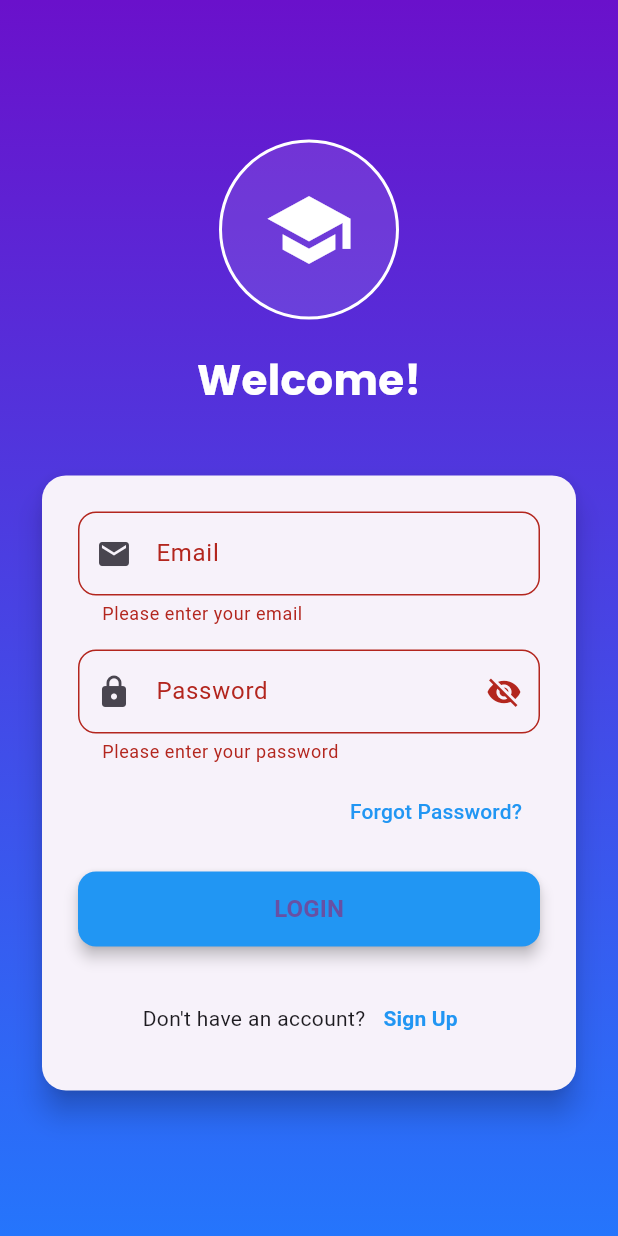
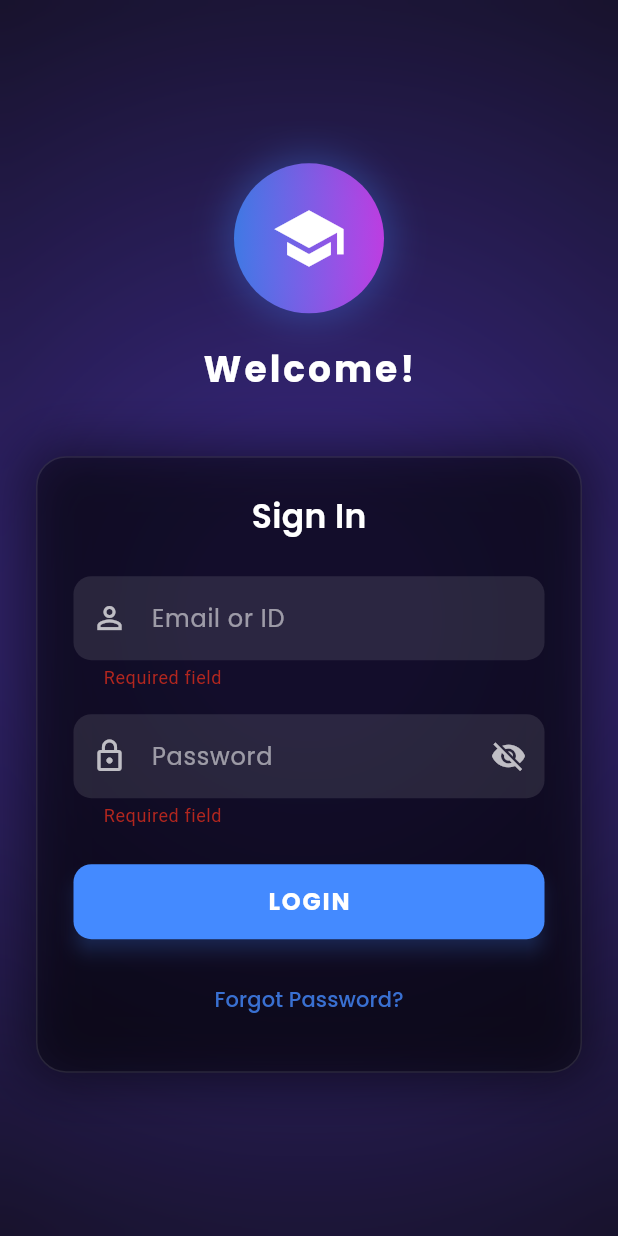
Before and after one commit to a-basitmalik/LMSFinal, a Flutter app: the screen it shows after launch, after a tap on "LOGIN", on a phone screen of 412 x 824 dp. Run offline on Flutter 3.47's test engine with Material 3 defaults, Android fonts, the phone set to English and light mode, and no system bars; our stand-ins replace cached_network_image, dio, file_picker, flutter_speed_dial, flutter_staggered_animations, fluttertoast and 7 more; missing offline and left inert: flutter_downloader, flutter_pdfview, universal_html.

Commit message:
Feat: Login Page Change

```diff
--- a/lib/login_screen.dart
+++ b/lib/login_screen.dart
@@ -1,9 +1,9 @@
+import 'dart:ui';
 import 'package:flutter/material.dart';
 import 'package:google_fonts/google_fonts.dart';
 import 'package:http/http.dart' as http;
 import 'dart:convert';
-
-import 'package:newapp/admin//admin_main.dart';
+import 'package:newapp/admin/admin_main.dart';
 import 'package:newapp/Student/student_main.dart';
 import 'package:newapp/Teacher/teacher_main.dart';
 
@@ -14,18 +14,37 @@ class LoginScreen extends StatefulWidget {
   _LoginScreenState createState() => _LoginScreenState();
 }
 
-class _LoginScreenState extends State<LoginScreen> {
+class _LoginScreenState extends State<LoginScreen> with SingleTickerProviderStateMixin {
   final _formKey = GlobalKey<FormState>();
   final TextEditingController _emailController = TextEditingController();
   final TextEditingController _passwordController = TextEditingController();
   bool _isLoading = false;
+  bool _obscurePassword = true;
+  late AnimationController _controller;
+  late Animation<double> _animation;
+
+  @override
+  void initState() {
+    super.initState();
+    _controller = AnimationController(
+      duration: const Duration(seconds: 30),
+      vsync: this,
+    )..repeat();
+    _animation = Tween<double>(begin: 0, end: 1).animate(_controller);
+  }
+
+  @override
+  void dispose() {
+    _controller.dispose();
+    _emailController.dispose();
+    _passwordController.dispose();
+    super.dispose();
+  }
 
   Future<void> _login() async {
     if (!_formKey.currentState!.validate()) return;
 
-    setState(() {
-      _isLoading = true;
-    });
+    setState(() => _isLoading = true);
 
     try {
       final response = await http.post(
@@ -40,81 +59,100 @@ class _LoginScreenState extends State<LoginScreen> {
       final data = jsonDecode(response.body);
 
       if (response.statusCode == 200 && data['status'] == 'success') {
-        final role = data['role'].toString().toLowerCase();
-        final userId = data['id'].toString();
-
-        _redirectBasedOnRole(role, userId);
+        _redirectBasedOnRole(data['role'].toString().toLowerCase(), data['id'].toString());
       } else {
-        ScaffoldMessenger.of(context).showSnackBar(
-          SnackBar(content: Text(data['message'] ?? 'Invalid credentials')),
-        );
+        _showErrorSnackbar(data['message'] ?? 'Invalid credentials');
       }
     } catch (e) {
-      ScaffoldMessenger.of(context).showSnackBar(
-        SnackBar(content: Text('Login failed: ${e.toString()}')),
-      );
+      _showErrorSnackbar('Login failed: ${e.toString()}');
     } finally {
-      setState(() {
-        _isLoading = false;
-      });
+      if (mounted) {
+        setState(() => _isLoading = false);
+      }
     }
   }
 
+  void _showErrorSnackbar(String message) {
+    ScaffoldMessenger.of(context).showSnackBar(
+      SnackBar(
+        content: Text(message),
+        behavior: SnackBarBehavior.floating,
+        shape: RoundedRectangleBorder(borderRadius: BorderRadius.circular(12)),
+        backgroundColor: Colors.redAccent.withOpacity(0.9),
+      ),
+    );
+  }
+
   void _redirectBasedOnRole(String role, String userId) {
-    switch (role) {
-      case 'admin':
-      case 'campus_admin':
+    final routes = {
+      'admin': AdminMain(userId: userId),
+      'campus_admin': AdminMain(userId: userId),
+      'teacher': TeacherMain(userId: userId),
+      'student': StudentMain(userId: userId),
+    };
+
     Navigator.pushReplacement(
       context,
-          MaterialPageRoute(builder: (_) => AdminMain(userId: userId)),
-        );
-        break;
-      case 'teacher':
-        Navigator.pushReplacement(
-          context,
-          MaterialPageRoute(builder: (_) => TeacherMain(userId: userId)),
-        );
-        break;
-      case 'student':
-        Navigator.pushReplacement(
-          context,
-          MaterialPageRoute(builder: (_) => StudentMain(userId: userId)),
-        );
-        break;
-      default:
-        ScaffoldMessenger.of(context).showSnackBar(
-          SnackBar(content: Text('Unknown user role: $role')),
+      PageRouteBuilder(
+        pageBuilder: (_, __, ___) => routes[role] ?? _buildUnknownRoleScreen(role),
+        transitionsBuilder: (_, a, __, c) => FadeTransition(opacity: a, child: c),
+      ),
     );
   }
-  }
+
+  Widget _buildUnknownRoleScreen(String role) => Scaffold(
+    body: Center(child: Text('Unknown role: $role')),
+  );
 
   @override
   Widget build(BuildContext context) {
+    final size = MediaQuery.of(context).size;
+
     return Scaffold(
-      body: Container(
+      body: Stack(
+        children: [
+          // Animated gradient background
+          AnimatedBuilder(
+            animation: _animation,
+            builder: (_, __) => Container(
               decoration: BoxDecoration(
-          gradient: LinearGradient(
-            begin: Alignment.topCenter,
-            end: Alignment.bottomCenter,
+                gradient: RadialGradient(
+                  center: Alignment.center,
+                  radius: 1.5,
                   colors: [
-              Color(0xFF6A11CB),
-              Color(0xFF2575FC),
+                    Colors.deepPurple.shade900.withOpacity(0.9),
+                    Colors.black.withOpacity(0.95),
                   ],
+                  stops: [0.1, 1.0],
+                  transform: GradientRotation(_animation.value * 6.28),
                 ),
               ),
-        child: Center(
+            ),
+          ),
+
+          // Frosted glass layer
+          BackdropFilter(
+            filter: ImageFilter.blur(sigmaX: 10, sigmaY: 10),
+            child: Container(
+              color: Colors.black.withOpacity(0.2),
+            ),
+          ),
+
+          // Content
+          Center(
             child: SingleChildScrollView(
               padding: EdgeInsets.all(24),
               child: Column(
                 mainAxisAlignment: MainAxisAlignment.center,
                 children: [
                   _buildLogo(),
-                SizedBox(height: 40),
-                _buildLoginForm(),
+                  SizedBox(height: size.height * 0.05),
+                  _buildGlassForm(size),
                 ],
               ),
             ),
           ),
+        ],
       ),
     );
   }
@@ -123,143 +161,182 @@ class _LoginScreenState extends State<LoginScreen> {
     return Column(
       children: [
         Container(
-          width: 120,
-          height: 120,
+          width: 100,
+          height: 100,
           decoration: BoxDecoration(
-            color: Colors.white.withOpacity(0.1),
             shape: BoxShape.circle,
-            border: Border.all(color: Colors.white, width: 2),
+            gradient: LinearGradient(
+              colors: [
+                Colors.blueAccent.withOpacity(0.8),
+                Colors.purpleAccent.withOpacity(0.8),
+              ],
             ),
-          child: Icon(Icons.school, size: 60, color: Colors.white),
+            boxShadow: [
+              BoxShadow(
+                color: Colors.blueAccent.withOpacity(0.3),
+                blurRadius: 20,
+                spreadRadius: 5,
+              ),
+            ],
+          ),
+          child: Icon(Icons.school, size: 50, color: Colors.white),
         ),
         SizedBox(height: 20),
         Text(
           'Welcome!',
           style: GoogleFonts.poppins(
             color: Colors.white,
-            fontSize: 28,
+            fontSize: 24,
             fontWeight: FontWeight.bold,
+            letterSpacing: 2,
           ),
         ),
       ],
     );
   }
 
-  Widget _buildLoginForm() {
-    return Card(
-      elevation: 8,
-      shape: RoundedRectangleBorder(
-        borderRadius: BorderRadius.circular(16),
+  Widget _buildGlassForm(Size size) {
+    return Container(
+      width: size.width * 0.9,
+      padding: EdgeInsets.all(24),
+      decoration: BoxDecoration(
+        borderRadius: BorderRadius.circular(20),
+        color: Colors.black.withOpacity(0.3),
+        border: Border.all(color: Colors.white.withOpacity(0.1)),
+        boxShadow: [
+          BoxShadow(
+            color: Colors.black.withOpacity(0.5),
+            blurRadius: 30,
+            spreadRadius: 5,
           ),
-      child: Padding(
-        padding: EdgeInsets.all(24),
+        ],
+      ),
       child: Form(
         key: _formKey,
         child: Column(
           children: [
-              TextFormField(
-                controller: _emailController,
-                decoration: InputDecoration(
-                  labelText: 'Email',
-                  prefixIcon: Icon(Icons.email),
-                  border: OutlineInputBorder(
-                    borderRadius: BorderRadius.circular(12),
+            Text(
+              'Sign In',
+              style: GoogleFonts.poppins(
+                color: Colors.white,
+                fontSize: 22,
+                fontWeight: FontWeight.w600,
               ),
             ),
-                keyboardType: TextInputType.emailAddress,
-                validator: (value) {
-                  if (value == null || value.isEmpty) {
-                    return 'Please enter your email';
-                  }
-                  return null;
-                },
+            SizedBox(height: 24),
+            _buildInputField(
+              controller: _emailController,
+              hint: 'Email or ID',
+              icon: Icons.person_outline,
+              validator: (v) => v!.isEmpty ? 'Required field' : null,
             ),
             SizedBox(height: 16),
-              TextFormField(
-                controller: _passwordController,
-                decoration: InputDecoration(
-                  labelText: 'Password',
-                  prefixIcon: Icon(Icons.lock),
-                  suffixIcon: Icon(Icons.visibility_off),
-                  border: OutlineInputBorder(
-                    borderRadius: BorderRadius.circular(12),
-                  ),
-                ),
-                obscureText: true,
-                validator: (value) {
-                  if (value == null || value.isEmpty) {
-                    return 'Please enter your password';
-                  }
-                  return null;
-                },
-              ),
-              SizedBox(height: 8),
-              Align(
-                alignment: Alignment.centerRight,
-                child: TextButton(
-                  onPressed: () {
-                    // Forgot password action
-                  },
+            _buildPasswordField(),
+            SizedBox(height: 24),
+            _buildLoginButton(),
+            SizedBox(height: 16),
+            TextButton(
+              onPressed: () {},
               child: Text(
                 'Forgot Password?',
-                    style: TextStyle(color: Colors.blue),
+                style: GoogleFonts.poppins(
+                  color: Colors.blueAccent.withOpacity(0.8),
+                  fontSize: 14,
                 ),
               ),
             ),
-              SizedBox(height: 16),
-              SizedBox(
+          ],
+        ),
+      ),
+    );
+  }
+
+  Widget _buildInputField({
+    required TextEditingController controller,
+    required String hint,
+    required IconData icon,
+    required String? Function(String?) validator,
+  }) {
+    return TextFormField(
+      controller: controller,
+      style: GoogleFonts.poppins(color: Colors.white),
+      decoration: InputDecoration(
+        hintText: hint,
+        hintStyle: GoogleFonts.poppins(color: Colors.white54),
+        prefixIcon: Icon(icon, color: Colors.white70),
+        filled: true,
+        fillColor: Colors.white.withOpacity(0.1),
+        border: OutlineInputBorder(
+          borderRadius: BorderRadius.circular(12),
+          borderSide: BorderSide.none,
+        ),
+        contentPadding: EdgeInsets.symmetric(vertical: 16, horizontal: 16),
+      ),
+      validator: validator,
+    );
+  }
+
+  Widget _buildPasswordField() {
+    return TextFormField(
+      controller: _passwordController,
+      obscureText: _obscurePassword,
+      style: GoogleFonts.poppins(color: Colors.white),
+      decoration: InputDecoration(
+        hintText: 'Password',
+        hintStyle: GoogleFonts.poppins(color: Colors.white54),
+        prefixIcon: Icon(Icons.lock_outline, color: Colors.white70),
+        suffixIcon: IconButton(
+          icon: Icon(
+            _obscurePassword ? Icons.visibility_off : Icons.visibility,
+            color: Colors.white70,
+          ),
+          onPressed: () => setState(() => _obscurePassword = !_obscurePassword),
+        ),
+        filled: true,
+        fillColor: Colors.white.withOpacity(0.1),
+        border: OutlineInputBorder(
+          borderRadius: BorderRadius.circular(12),
+          borderSide: BorderSide.none,
+        ),
+        contentPadding: EdgeInsets.symmetric(vertical: 16, horizontal: 16),
+      ),
+      validator: (v) => v!.isEmpty ? 'Required field' : null,
+    );
+  }
+
+  Widget _buildLoginButton() {
+    return SizedBox(
       width: double.infinity,
       height: 50,
       child: ElevatedButton(
         onPressed: _isLoading ? null : _login,
         style: ElevatedButton.styleFrom(
-                    backgroundColor: Colors.blue,
+          backgroundColor: Colors.blueAccent,
           shape: RoundedRectangleBorder(
             borderRadius: BorderRadius.circular(12),
           ),
-                    elevation: 4,
+          elevation: 5,
+          shadowColor: Colors.blueAccent.withOpacity(0.5),
         ),
         child: _isLoading
-                      ? CircularProgressIndicator(color: Colors.white)
+            ? SizedBox(
+          width: 20,
+          height: 20,
+          child: CircularProgressIndicator(
+            strokeWidth: 2,
+            color: Colors.white,
+          ),
+        )
             : Text(
           'LOGIN',
-                    style: TextStyle(
+          style: GoogleFonts.poppins(
+            color: Colors.white,
+            fontWeight: FontWeight.bold,
             fontSize: 16,
-                      fontWeight: FontWeight.bold,
-                    ),
-                  ),
-                ),
-              ),
-              SizedBox(height: 24),
-              Row(
-                mainAxisAlignment: MainAxisAlignment.center,
-                children: [
-                  Text("Don't have an account?"),
-                  TextButton(
-                    onPressed: () {
-                      // Sign up action
-                    },
-                    child: Text(
-                      'Sign Up',
-                      style: TextStyle(
-                        fontWeight: FontWeight.bold,
-                        color: Colors.blue,
-                      ),
-                    ),
-                  ),
-                ],
-              ),
-            ],
+            letterSpacing: 1.2,
           ),
         ),
       ),
     );
   }
-
-  @override
-  void dispose() {
-    _emailController.dispose();
-    _passwordController.dispose();
-    super.dispose();
 }
-}
```
Lines whose indentation alone changed are shown as unchanged.
